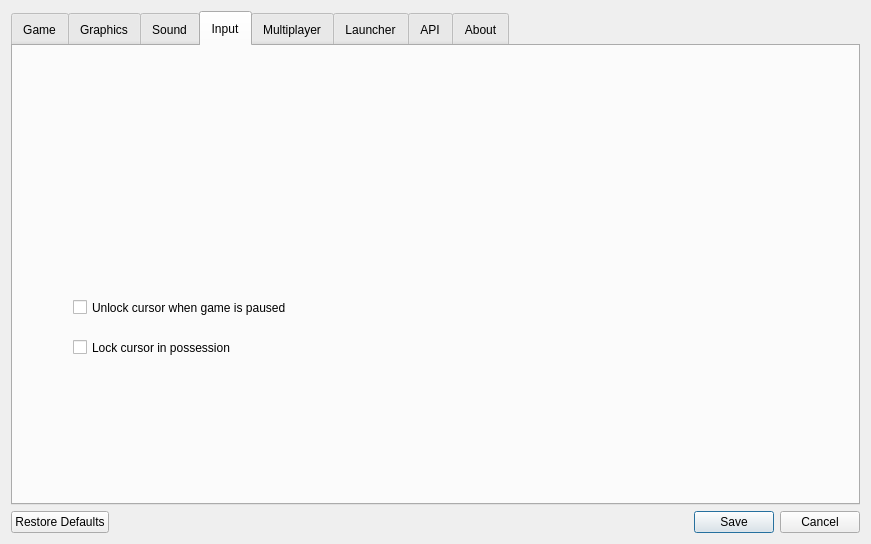
Old version of the form settingsdialog.ui in the repository yani/keeperfx-launcher-qt.
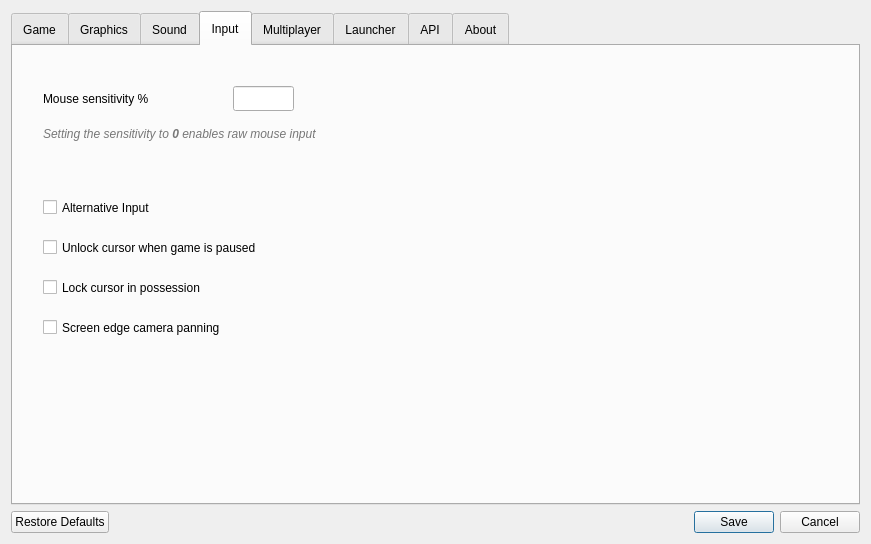
New version of the form. The open tabs and pages were chosen to show the change. Icons and pictures are not drawn.

Commit message: implement input settings

Diff of the .ui file:
```diff
--- a/settingsdialog.ui
+++ b/settingsdialog.ui
@@ -822,8 +822,8 @@
       <widget class="QCheckBox" name="checkBoxUnlockCursor_2">
        <property name="geometry">
         <rect>
-         <x>60</x>
-         <y>290</y>
+         <x>30</x>
+         <y>230</y>
          <width>321</width>
          <height>23</height>
         </rect>
@@ -840,8 +840,8 @@
       <widget class="QCheckBox" name="checkBoxUnlockCursor">
        <property name="geometry">
         <rect>
-         <x>60</x>
-         <y>250</y>
+         <x>30</x>
+         <y>190</y>
          <width>321</width>
          <height>23</height>
         </rect>
@@ -855,6 +855,91 @@
         <string>Unlock cursor when game is paused</string>
        </property>
       </widget>
+      <widget class="QCheckBox" name="checkBoxAltInput">
+       <property name="geometry">
+        <rect>
+         <x>30</x>
+         <y>150</y>
+         <width>321</width>
+         <height>23</height>
+        </rect>
+       </property>
+       <property name="font">
+        <font>
+         <family>Arial</family>
+        </font>
+       </property>
+       <property name="text">
+        <string>Alternative Input</string>
+       </property>
+      </widget>
+      <widget class="QCheckBox" name="checkBoxScreenEdgePanning">
+       <property name="geometry">
+        <rect>
+         <x>30</x>
+         <y>270</y>
+         <width>321</width>
+         <height>23</height>
+        </rect>
+       </property>
+       <property name="font">
+        <font>
+         <family>Arial</family>
+        </font>
+       </property>
+       <property name="text">
+        <string>Screen edge camera panning</string>
+       </property>
+      </widget>
+      <widget class="QLabel" name="labelMouseSens">
+       <property name="geometry">
+        <rect>
+         <x>30</x>
+         <y>44</y>
+         <width>151</width>
+         <height>17</height>
+        </rect>
+       </property>
+       <property name="font">
+        <font>
+         <family>Arial</family>
+        </font>
+       </property>
+       <property name="text">
+        <string>Mouse sensitivity %</string>
+       </property>
+      </widget>
+      <widget class="QLineEdit" name="lineEditMouseSens">
+       <property name="geometry">
+        <rect>
+         <x>220</x>
+         <y>40</y>
+         <width>61</width>
+         <height>25</height>
+        </rect>
+       </property>
+       <property name="font">
+        <font>
+         <family>Arial</family>
+        </font>
+       </property>
+      </widget>
+      <widget class="QLabel" name="labelMouseSensInfo">
+       <property name="geometry">
+        <rect>
+         <x>30</x>
+         <y>80</y>
+         <width>441</width>
+         <height>17</height>
+        </rect>
+       </property>
+       <property name="styleSheet">
+        <string notr="true">QLabel { color: #777; }</string>
+       </property>
+       <property name="text">
+        <string>&lt;i&gt;Setting the sensitivity to &lt;strong&gt;0&lt;/strong&gt; enables raw mouse input&lt;/i&gt;</string>
+       </property>
+      </widget>
      </widget>
      <widget class="QWidget" name="tab5_mp">
       <attribute name="title">
```
Left out of the diff: 4 changed lines with no effect on the pictures. The commit also changes 2 other files.
